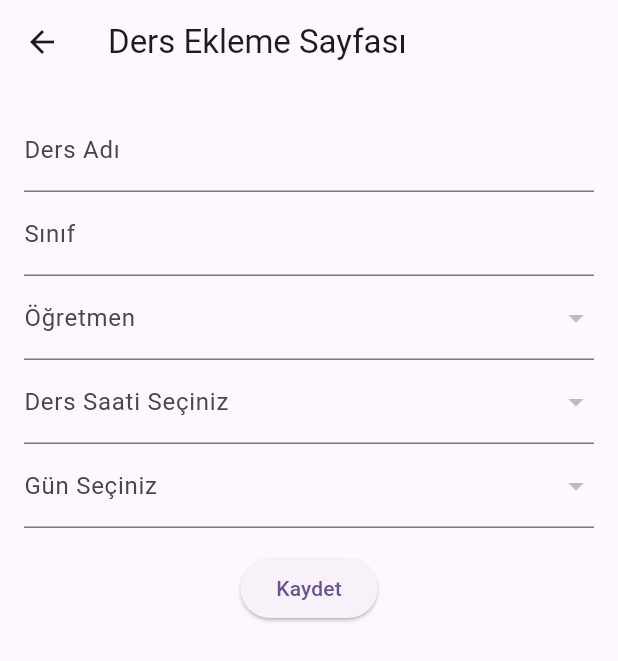
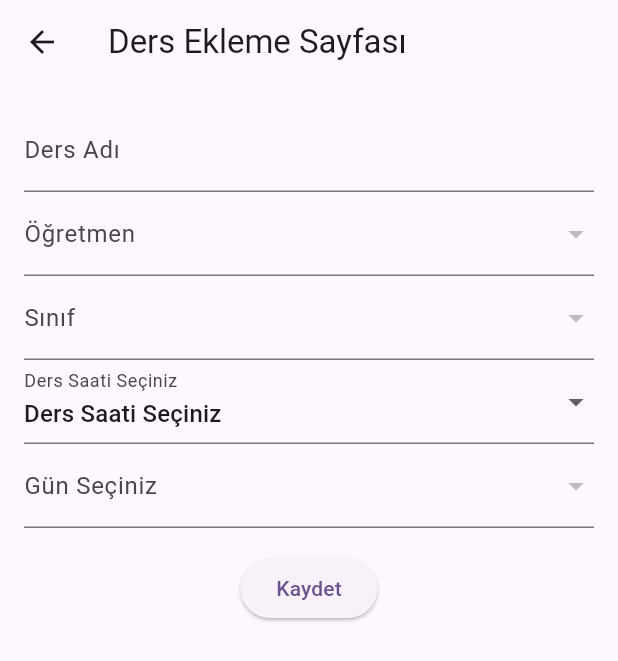
Before and after one commit to taharidvanozturk/grup_40_yazlab_2, a Flutter app: the screen it shows after launch, after a tap on the "school" icon, on a phone screen of 412 x 824 dp. Shown: the top 661 px of the screen. Run offline on Flutter 3.47's test engine with Material 3 defaults, Android fonts, the phone set to English and light mode, and no system bars; our stand-ins replace cloud_firestore, firebase_core; accounts and stored records are empty.

Commit message:
ders saati öğretmen çakışma kontrolü eklendi

```diff
--- a/lib/main.dart
+++ b/lib/main.dart
@@ -1,9 +1,14 @@
-// ignore_for_file: prefer_adjacent_string_concatenation, prefer_interpolation_to_compose_strings, avoid_print, unused_field, use_build_context_synchronously, no_leading_underscores_for_local_identifiers, unused_local_variable, unnecessary_string_interpolations, library_private_types_in_public_api
+// ignore_for_file: prefer_adjacent_string_concatenation, prefer_interpolation_to_compose_strings, avoid_print, unused_field, use_build_context_synchronously, no_leading_underscores_for_local_identifiers, unused_local_variable, unnecessary_string_interpolations, library_private_types_in_public_api, prefer_final_fields
 
 import 'package:firebase_core/firebase_core.dart';
 import 'package:flutter/material.dart';
 import 'package:cloud_firestore/cloud_firestore.dart';
 import 'package:grup_40_yazlab_2/firebase_options.dart';
+
+String _selectedHour = 'Saat Seçiniz';
+int _counter = 0;
+String _selectedNumber = 'Ders Saati Seçiniz';
+String _selectedTeacher = 'Öğretmen Seçiniz';
 
 void main() async {
   WidgetsFlutterBinding.ensureInitialized();
@@ -37,17 +42,6 @@ class MyHomePage extends StatefulWidget {
 }
 
 class _MyHomePageState extends State<MyHomePage> {
-  int _counter = 0;
-  final String _selectedNumber = 'Ders Seçiniz';
-  final String _selectedDay = 'Gün Seçiniz';
-  final String _selectedHour = 'Saat Seçiniz';
-
-  void _incrementCounter() {
-    setState(() {
-      _counter++;
-    });
-  }
-
   @override
   Widget build(BuildContext context) {
     return Scaffold(
@@ -131,11 +125,6 @@ class _MyHomePageState extends State<MyHomePage> {
           );
         },
       ),
-      floatingActionButton: FloatingActionButton(
-        onPressed: _incrementCounter,
-        tooltip: 'Increment',
-        child: const Icon(Icons.add),
-      ),
     );
   }
 
@@ -153,14 +142,14 @@ class _MyHomePageState extends State<MyHomePage> {
 
   Color? _parseColor(String? colorString) {
     if (colorString == null || colorString.isEmpty) {
-      return null;
+      return Colors.grey; // Provide a default color
     }
 
     try {
       return Color(int.parse(colorString, radix: 16));
     } catch (e) {
       print('Error parsing color: $e');
-      return null;
+      return Colors.grey; // Provide a default color
     }
   }
 }
@@ -177,41 +166,64 @@ class _DersEklemeSayfasiState extends State<DersEklemeSayfasi> {
   final TextEditingController _dersAdiController = TextEditingController();
   final TextEditingController _sinifController = TextEditingController();
   final TextEditingController _saatController = TextEditingController();
-  String _selectedTeacher = 'Öğretmen Seçiniz';
-  String _selectedHour = 'Saat Seçiniz';
+  String? _selectedDay;
+  String _selectedClass = 'Sınıf Seçiniz';
 
-  var _selectedNumber;
-  var _selectedDay;
+  Future<List<String>> _getClasses() async {
+    var querySnapshot =
+        await FirebaseFirestore.instance.collection('classes').get();
+    return querySnapshot.docs.map((doc) => doc['name'] as String).toList();
+  }
 
-  void _saveLessonData(BuildContext context) async {
+  Future<void> _saveLessonData(BuildContext context) async {
     String lessonName = _dersAdiController.text;
-    String className = _sinifController.text;
-    String lessonHour = _saatController.text;
+    String lessonHour = _selectedHour;
     String teacherName = _selectedTeacher;
+    String lessonDay = _selectedDay ?? 'Gün Seçiniz'; // Default value for day
+    String className = _selectedClass;
 
-    // Ders veritabanındaki dersler koleksiyonuna ekleniyor.
+    // Check if the teacher already has a lesson at the same time, day, and class
+    QuerySnapshot querySnapshot = await FirebaseFirestore.instance
+        .collection('lessons')
+        .where('lessonHour', isEqualTo: lessonHour)
+        .where('lessonDay', isEqualTo: lessonDay)
+        .where('teacherName', isEqualTo: teacherName)
+        .where('className', isEqualTo: className)
+        .get();
+
+    if (querySnapshot.docs.isNotEmpty) {
+      // Teacher already has a lesson at this time, day, and class, show an error
+      ScaffoldMessenger.of(context).showSnackBar(
+        const SnackBar(
+          content: Text(
+              'The teacher already has a lesson at this time, day, and class.'),
+        ),
+      );
+    } else {
+      // No conflicting lessons found, proceed to save the new lesson
       await FirebaseFirestore.instance.collection('lessons').add({
         'lessonName': lessonName,
         'className': className,
-      'lessonHour': lessonHour,
+        'lessonHour': _selectedHour,
+        'lessonDay': lessonDay, // Save the day
         'teacherName': teacherName,
       });
 
-    // Başarı mesajını göster
+      // Show success message
       ScaffoldMessenger.of(context).showSnackBar(
         const SnackBar(
-        content: Text('Ders başarıyla eklendi.'),
+          content: Text('Lesson successfully added.'),
         ),
       );
 
-    // Form alanlarını temizle
+      // Clear form fields
       _dersAdiController.clear();
-    _sinifController.clear();
       _saatController.clear();
       setState(() {
         _selectedTeacher = 'Öğretmen Seçiniz';
-      _selectedHour = 'Saat Seçiniz';
+        _selectedClass = 'Sınıf Seçiniz';
       });
+    }
   }
 
   @override
@@ -252,16 +264,6 @@ class _DersEklemeSayfasiState extends State<DersEklemeSayfasi> {
                   return null;
                 },
               ),
-              TextFormField(
-                controller: _sinifController,
-                decoration: const InputDecoration(labelText: 'Sınıf'),
-                validator: (value) {
-                  if (value == null || value.isEmpty) {
-                    return 'Sınıf boş olamaz';
-                  }
-                  return null;
-                },
-              ),
               FutureBuilder<List<String>>(
                 future: _getTeacherNames(),
                 builder: (context, snapshot) {
@@ -295,6 +297,42 @@ class _DersEklemeSayfasiState extends State<DersEklemeSayfasi> {
                     );
                   } else {
                     return const Text('No teachers available.');
+                  }
+                },
+              ),
+              FutureBuilder<List<String>>(
+                future: _getClasses(),
+                builder: (context, snapshot) {
+                  if (snapshot.connectionState == ConnectionState.waiting) {
+                    return const CircularProgressIndicator();
+                  } else if (snapshot.hasError) {
+                    return Text('Error: ${snapshot.error}');
+                  } else if (snapshot.hasData && snapshot.data != null) {
+                    List<String> classNames = snapshot.data!;
+
+                    if (!classNames.contains(_selectedClass)) {
+                      _selectedClass = classNames.isNotEmpty
+                          ? classNames[0]
+                          : 'Sınıf Seçiniz';
+                    }
+
+                    return DropdownButtonFormField<String>(
+                      value: _selectedClass,
+                      items: classNames.map((className) {
+                        return DropdownMenuItem<String>(
+                          value: className,
+                          child: Text(className),
+                        );
+                      }).toList(),
+                      onChanged: (value) {
+                        setState(() {
+                          _selectedClass = value!;
+                        });
+                      },
+                      decoration: const InputDecoration(labelText: 'Sınıf'),
+                    );
+                  } else {
+                    return const Text('No classes available.');
                   }
                 },
               ),
@@ -343,30 +381,53 @@ class _DersEklemeSayfasiState extends State<DersEklemeSayfasi> {
                       }
                     }
 
+                    if (_selectedDay == null ||
+                        !uniqueDays.contains(_selectedDay!)) {
+                      _selectedDay =
+                          uniqueDays.isNotEmpty ? uniqueDays[0] : null;
+                    }
+
+                    print(_selectedNumber);
+
                     return Column(
                       children: [
-                        DropdownButtonFormField<Object>(
-                          value: _selectedNumber,
-                          items: uniqueNumbers.map((number) {
-                            return DropdownMenuItem<Object>(
+                        DropdownButtonFormField<String>(
+                          value: _selectedNumber ?? 'Ders Saati Seçiniz',
+                          items: [
+                            DropdownMenuItem<String>(
+                              value: 'Ders Saati Seçiniz',
+                              child: Text('Ders Saati Seçiniz'),
+                            ),
+                            ...Set.from(uniqueNumbers).map((number) {
+                              if (number == 'Ders Saati Seçiniz') {
+                                return DropdownMenuItem<String>(
+                                  value: number,
+                                  child: Text('$number'),
+                                );
+                              }
+                              return DropdownMenuItem<String>(
                                 value: number,
                                 child: Text('$number'),
                               );
                             }).toList(),
+                          ],
                           onChanged: (value) {
                             setState(() {
                               _selectedNumber = value!;
+                              _selectedHour =
+                                  value!; // Update _selectedHour along with _selectedNumber
                             });
                           },
                           decoration: const InputDecoration(
-                              labelText: 'Ders Saati Seçiniz'),
+                            labelText: 'Ders Saati Seçiniz',
                           ),
-                        DropdownButtonFormField<Object>(
-                          value: _selectedDay,
+                        ),
+                        DropdownButtonFormField<String>(
+                          value: _selectedDay ?? 'Gün Seçiniz',
                           items: uniqueDays.map((day) {
-                            return DropdownMenuItem<Object>(
+                            return DropdownMenuItem<String>(
                               value: day,
-                              child: Text(day),
+                              child: Text('$day'),
                             );
                           }).toList(),
                           onChanged: (value) {
```
Lines whose indentation alone changed are shown as unchanged.
